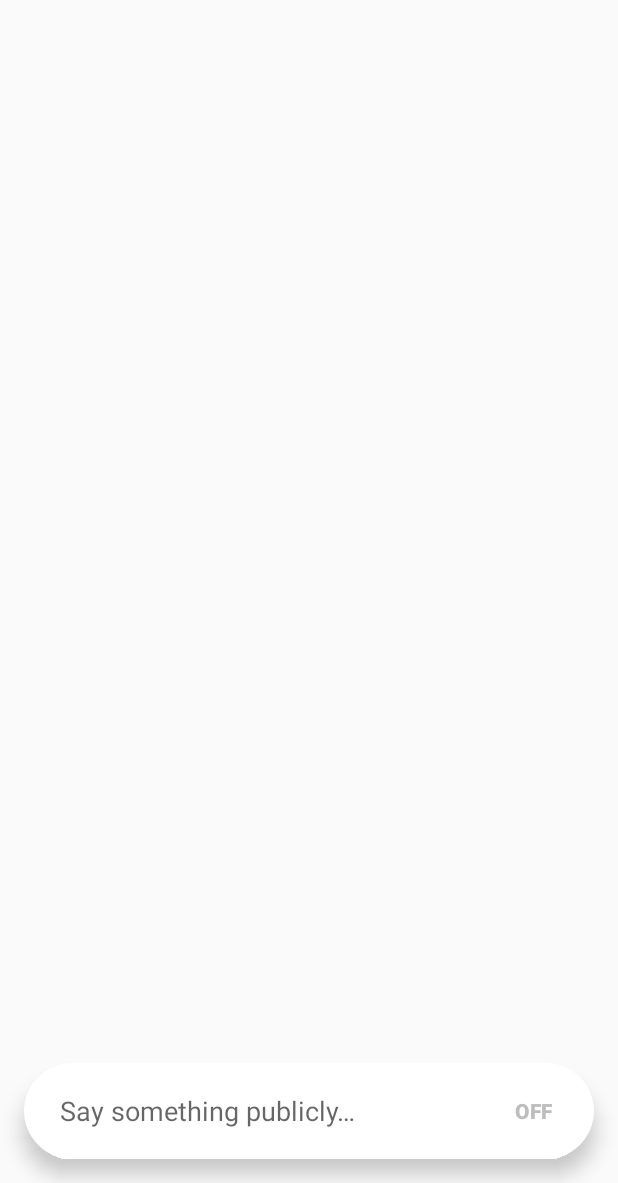
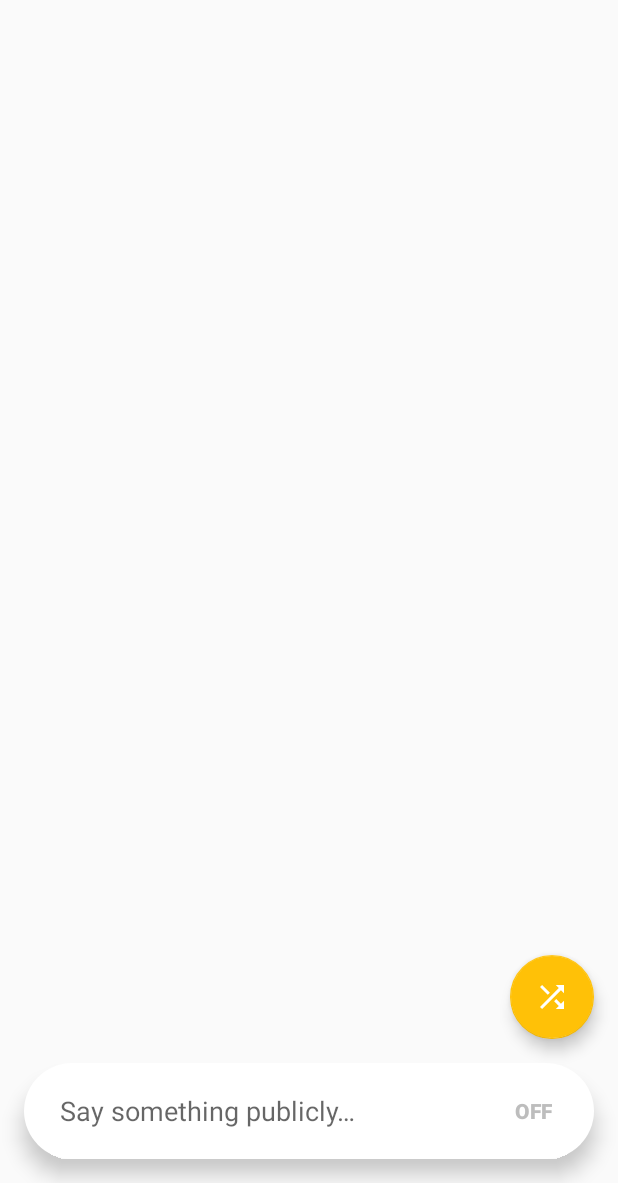
Before and after one commit to Queatz/Closer, an Android app: the screen it shows after launch (MapsActivity), on a phone screen of 412 x 824 dp, the part 53-1236 px from its top. Run offline under Robolectric (Android 15) with nearby library versions, the light colour scheme and no system bars; our stand-ins replace RxJava; network calls fail; pictures from the network do not load; 1 statement that could not run was skipped.

Commit message:
Add shuffle button

```diff
--- a/app/build.gradle
+++ b/app/build.gradle
@@ -6,7 +6,7 @@ android {
         applicationId 'closer.vlllage.com.closer'
         minSdkVersion 21
         targetSdkVersion 26
-        versionCode 6
+        versionCode 7
         versionName '1.0'
         testInstrumentationRunner 'android.support.test.runner.AndroidJUnitRunner'
     }
@@ -39,6 +39,7 @@ android {
 dependencies {
     implementation 'com.android.support.constraint:constraint-layout:1.0.2'
     implementation 'com.android.support:appcompat-v7:26.1.0'
+    implementation 'com.android.support:design:26.1.0'
     implementation 'com.google.android.gms:play-services-maps:11.8.0'
     implementation 'com.google.android.gms:play-services-location:11.8.0'
     implementation 'com.squareup.retrofit2:retrofit:2.3.0'
--- a/app/src/main/java/closer/vlllage/com/closer/MapsActivity.java
+++ b/app/src/main/java/closer/vlllage/com/closer/MapsActivity.java
@@ -19,6 +19,7 @@ import closer.vlllage.com.closer.handler.MyBubbleHandler;
 import closer.vlllage.com.closer.handler.ReplyLayoutHandler;
 import closer.vlllage.com.closer.handler.SetNameHandler;
 import closer.vlllage.com.closer.handler.StatusLayoutHandler;
+import closer.vlllage.com.closer.handler.SuggestionHandler;
 import closer.vlllage.com.closer.handler.bubble.MapBubble;
 import closer.vlllage.com.closer.pool.PoolActivity;
 
@@ -62,6 +63,8 @@ public class MapsActivity extends PoolActivity {
         if (deviceToken != null) {
             $(AccountHandler.class).updateDeviceToken(deviceToken);
         }
+
+        findViewById(R.id.actionButton).setOnClickListener(view -> $(SuggestionHandler.class).shuffle());
     }
 
     @Override
--- a/app/src/main/java/closer/vlllage/com/closer/handler/ApiHandler.java
+++ b/app/src/main/java/closer/vlllage/com/closer/handler/ApiHandler.java
@@ -28,7 +28,6 @@ public class ApiHandler extends PoolMember {
     public Observable<SuccessResult> updatePhone(String latLng, String name, String status, Boolean active, String deviceToken) {
         return api.getBackend().phoneUpdate(latLng, name, status, active, deviceToken)
                 .observeOn(AndroidSchedulers.mainThread());
-
     }
 
     public Observable<PhoneResult> phone() {
--- a/app/src/main/java/closer/vlllage/com/closer/handler/MapHandler.java
+++ b/app/src/main/java/closer/vlllage/com/closer/handler/MapHandler.java
@@ -102,7 +102,7 @@ public class MapHandler extends PoolMember implements OnMapReadyCallback {
 
     private void onLocationFound(Location location) {
         final LatLng latLng = new LatLng(location.getLatitude(), location.getLongitude());
-        map.moveCamera(CameraUpdateFactory.newCameraPosition(CameraPosition.fromLatLngZoom(latLng, 13)));
+        map.moveCamera(CameraUpdateFactory.newCameraPosition(CameraPosition.fromLatLngZoom(latLng, 15)));
     }
 
     public interface OnMapChangedListener {
--- /dev/null
+++ b/app/src/main/java/closer/vlllage/com/closer/handler/SuggestionHandler.java
@@ -0,0 +1,10 @@
+package closer.vlllage.com.closer.handler;
+
+import closer.vlllage.com.closer.pool.PoolMember;
+
+public class SuggestionHandler extends PoolMember {
+
+    public void shuffle() {
+
+    }
+}
--- /dev/null
+++ b/app/src/main/res/drawable/ic_shuffle_black_24dp.xml
@@ -0,0 +1,9 @@
+<vector xmlns:android="http://schemas.android.com/apk/res/android"
+        android:width="24dp"
+        android:height="24dp"
+        android:viewportWidth="24.0"
+        android:viewportHeight="24.0">
+    <path
+        android:fillColor="#FF000000"
+        android:pathData="M10.59,9.17L5.41,4 4,5.41l5.17,5.17 1.42,-1.41zM14.5,4l2.04,2.04L4,18.59 5.41,20 17.96,7.46 20,9.5L20,4h-5.5zM14.83,13.41l-1.41,1.41 3.13,3.13L14.5,20L20,20v-5.5l-2.04,2.04 -3.13,-3.13z"/>
+</vector>
--- a/app/src/main/res/layout/activity_maps.xml
+++ b/app/src/main/res/layout/activity_maps.xml
@@ -1,5 +1,5 @@
 <RelativeLayout xmlns:android="http://schemas.android.com/apk/res/android"
-    xmlns:map="http://schemas.android.com/apk/res-auto"
+    xmlns:app="http://schemas.android.com/apk/res-auto"
     xmlns:tools="http://schemas.android.com/tools"
     android:layout_width="match_parent"
     android:layout_height="match_parent">
@@ -24,8 +24,18 @@
 
         <include layout="@layout/reply_layout" />
 
-        <include layout="@layout/my_status_layout" />
+        <include android:id="@+id/myStatusLayout" layout="@layout/my_status_layout" />
 
+        <android.support.design.widget.FloatingActionButton
+            android:id="@+id/actionButton"
+            android:layout_width="wrap_content"
+            android:layout_height="wrap_content"
+            android:layout_alignParentRight="true"
+            android:layout_above="@id/myStatusLayout"
+            android:layout_marginRight="16dp"
+            android:src="@drawable/ic_shuffle_black_24dp"
+            android:tint="@android:color/white"
+            app:fabSize="normal" />
     </RelativeLayout>
 
 </RelativeLayout>
```
Also changed, not shown: 1 other file.
